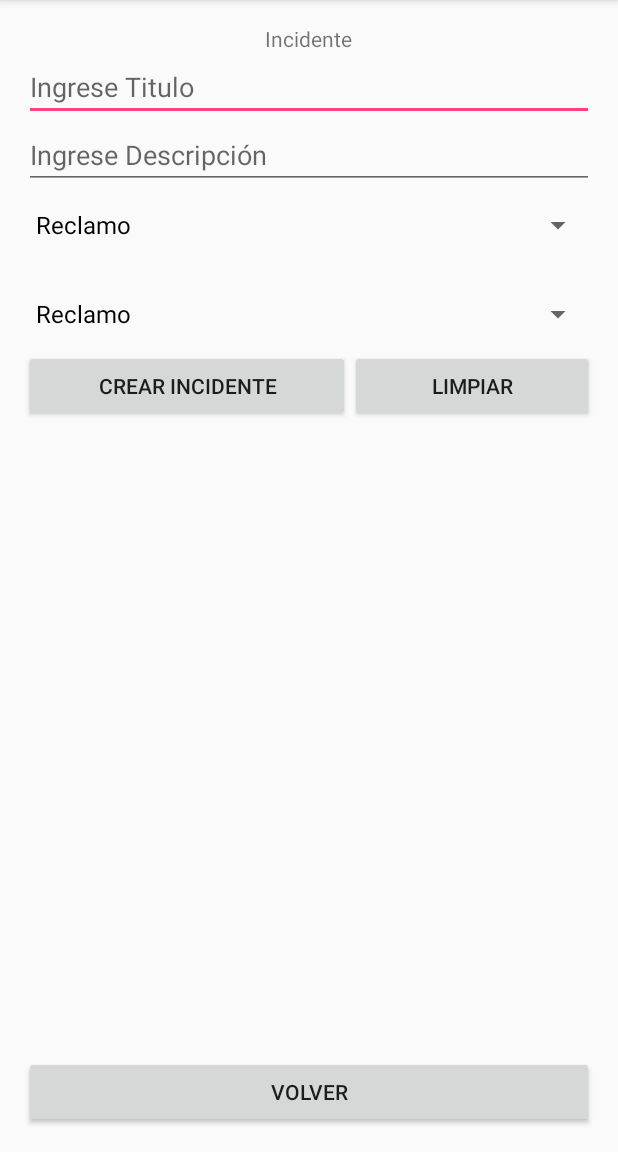
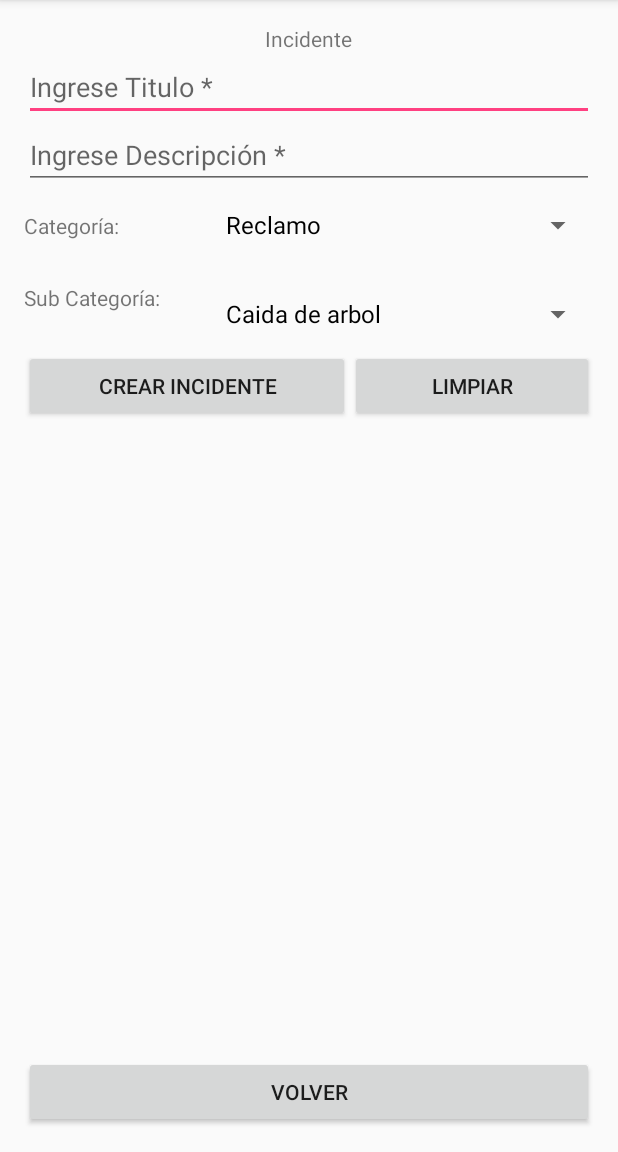
Before and after one commit to fedevara/PP2, an Android app: the CrearIncidenteActivity screen opened directly, with no data from a screen before it, on a phone screen of 412 x 824 dp, the part 84-1236 px from its top. Run offline under Robolectric (Android 15) with nearby library versions, the phone set to English and light mode, and no system bars; our stand-ins replace ButterKnife.

Commit message:
Categoria y subCategoria+ Validaciones

```diff
--- a/app/src/main/java/project/pack/activities/CrearIncidenteActivity.java
+++ b/app/src/main/java/project/pack/activities/CrearIncidenteActivity.java
@@ -65,17 +65,18 @@ public class CrearIncidenteActivity extends AppCompatActivity {
             public void onClick(View v) {
                 Intent mostrarIncidente = new Intent(CrearIncidenteActivity.this, VerIncidenteActivity.class);
                 Facade facade = Facade.getInstance();
-                int numero = (int) (Math.random() * 3) + 1;
-                List lista;
-                if (numero == 0) {
-                    lista = subCategorias.get("Robo");
-                } else if (numero == 1) {
-                    lista = subCategorias.get("Transito");
-                } else {
-                    lista = subCategorias.get("Reclamo");
+
+                if(validarCampos()){
+                    // Armo la Categoria con los ComboBoxs
+                    String nombreCategoria = spnCategorias.getSelectedItem().toString();
+                    String nombreSubCategoria = spnSubCategorias.getSelectedItem().toString();
+                    Categoria categoria = new Categoria(1, nombreCategoria,nombreSubCategoria,"1", "2");
+
+                    facade.crearIncidente(1, titulo.getText().toString(), descripcion.getText().toString(), Calendar.getInstance().getTime(), categoria, new Coordenada((Math.random() * 3) + 1,(Math.random() * 3) + 1));
+                    startActivity(mostrarIncidente);
+                }else{
+                    Toast.makeText(getApplicationContext(), "Falta completar campos obligatorios(*)", Toast.LENGTH_LONG).show();
                 }
-                facade.crearIncidente(1, titulo.getText().toString(), descripcion.getText().toString(), Calendar.getInstance().getTime(), (Categoria) lista.get(0), new Coordenada((Math.random() * 3) + 1,(Math.random() * 3) + 1));
-                startActivity(mostrarIncidente);
             }
         });
 
@@ -132,4 +133,19 @@ public class CrearIncidenteActivity extends AppCompatActivity {
         ArrayAdapter<Categoria> spinner_adapter = new ArrayAdapter(this, android.R.layout.simple_spinner_dropdown_item, subCategorias);
         spnSubCategorias.setAdapter(spinner_adapter);
     }
+
+    public boolean validarCampos(){
+        if(titulo.getText().toString()!= null && descripcion.getText().toString()!=null){
+            String tituloSinEspacios = titulo.getText().toString().trim();
+            String descripcionSinEspacios = descripcion.getText().toString().trim();
+
+            if(!tituloSinEspacios.equals("") && !descripcionSinEspacios.equals("")){
+                return true;
+            }else{
+                return false;
+            }
+        }else{
+            return false;
+        }
+    }
 }
--- a/app/src/main/java/project/pack/controller/ManejoProperties.java
+++ b/app/src/main/java/project/pack/controller/ManejoProperties.java
@@ -87,8 +87,8 @@ public class ManejoProperties {
                 Categoria aux = new Categoria(null, null, null);
                 String[] separatedAux = ((String) entry.getValue()).split("\\.");
                 aux.setId(index);
-                aux.setNombre("Transito");
-                aux.setSubCategoria(separatedAux[0]);
+                aux.setNombre(separatedAux[0]);
+                aux.setSubCategoria("Transito");
                 aux.setPropertyCode((String) entry.getKey());
                 aux.setRiesgo(separatedAux[1]);
                 transito.add(aux);
@@ -97,8 +97,8 @@ public class ManejoProperties {
                 Categoria aux = new Categoria(null, null, null);
                 String[] separatedAux = ((String) entry.getValue()).split("\\.");
                 aux.setId(index);
-                aux.setNombre("Robo");
-                aux.setSubCategoria(separatedAux[0]);
+                aux.setNombre(separatedAux[0]);
+                aux.setSubCategoria("Robo");
                 aux.setPropertyCode((String) entry.getKey());
                 aux.setRiesgo(separatedAux[1]);
                 robo.add(aux);
@@ -107,8 +107,8 @@ public class ManejoProperties {
                 Categoria aux = new Categoria(null, null, null);
                 String[] separatedAux = ((String) entry.getValue()).split("\\.");
                 aux.setId(index);
-                aux.setNombre("Reclamo");
-                aux.setSubCategoria(separatedAux[0]);
+                aux.setNombre(separatedAux[0]);
+                aux.setSubCategoria("Reclamo");
                 aux.setPropertyCode((String) entry.getKey());
                 aux.setRiesgo(separatedAux[1]);
                 reclamo.add(aux);
--- a/app/src/main/res/layout/activity_crear_incidente.xml
+++ b/app/src/main/res/layout/activity_crear_incidente.xml
@@ -20,14 +20,14 @@
     <EditText
         android:layout_width="match_parent"
         android:layout_height="wrap_content"
-        android:hint="Ingrese Titulo"
+        android:hint="Ingrese Titulo *"
         android:id="@+id/txtTitulo"
         android:layout_below="@+id/twTitulo"/>
 
     <EditText
         android:layout_width="match_parent"
         android:layout_height="wrap_content"
-        android:hint="Ingrese Descripción"
+        android:hint="Ingrese Descripción *"
         android:id="@+id/txtDescripcion"
         android:layout_below="@+id/txtTitulo"/>
 
@@ -35,8 +35,63 @@
         android:layout_width="match_parent"
         android:layout_height="wrap_content"
         android:orientation="horizontal"
-        android:layout_below="@+id/spnSubCategorias"
-        android:id="@+id/linearLayoutBotones">
+        android:id="@+id/linearLayoutCategoria"
+        android:layout_below="@+id/txtDescripcion">
+
+        <TextView
+            android:layout_width="match_parent"
+            android:layout_height="wrap_content"
+            android:text="Categoría:"
+            android:id="@+id/txtCategoria"
+            android:layout_weight="2"/>
+
+        <Spinner
+            android:layout_width="match_parent"
+            android:layout_height="wrap_content"
+            android:id="@+id/spnCategorias"
+            android:layout_alignParentStart="true"
+            android:layout_weight="1"/>
+    </LinearLayout>
+
+    <LinearLayout
+        android:layout_width="match_parent"
+        android:layout_height="wrap_content"
+        android:orientation="horizontal"
+        android:id="@+id/linearLayoutSubCategoria"
+        android:layout_below="@+id/linearLayoutCategoria">
+
+        <TextView
+            android:layout_width="match_parent"
+            android:layout_height="wrap_content"
+            android:text="Sub Categoría:"
+            android:id="@+id/txtSubCategoria"
+            android:layout_weight="2"/>
+
+        <Spinner
+            android:layout_width="match_parent"
+            android:layout_height="wrap_content"
+            android:layout_alignParentStart="true"
+            android:layout_marginTop="11dp"
+            android:id="@+id/spnSubCategorias"
+            android:layout_weight="1"/>
+
+    </LinearLayout>
+
+    <Button
+        android:text="Volver"
+        android:layout_width="wrap_content"
+        android:layout_height="wrap_content"
+        android:layout_alignParentBottom="true"
+        android:layout_alignParentStart="true"
+        android:id="@+id/btnVolver"
+        android:layout_alignParentEnd="true" />
+
+    <LinearLayout
+        android:layout_width="match_parent"
+        android:layout_height="wrap_content"
+        android:orientation="horizontal"
+        android:id="@+id/linearLayoutBotones"
+        android:layout_below="@id/linearLayoutSubCategoria">
 
         <Button
             android:layout_width="wrap_content"
@@ -54,28 +109,4 @@
 
     </LinearLayout>
 
-    <Button
-        android:text="Volver"
-        android:layout_width="wrap_content"
-        android:layout_height="wrap_content"
-        android:layout_alignParentBottom="true"
-        android:layout_alignParentStart="true"
-        android:id="@+id/btnVolver"
-        android:layout_alignParentEnd="true" />
-
-    <Spinner
-        android:layout_width="match_parent"
-        android:layout_height="wrap_content"
-        android:layout_below="@+id/spnCategorias"
-        android:layout_alignParentStart="true"
-        android:layout_marginTop="11dp"
-        android:id="@+id/spnSubCategorias" />
-
-    <Spinner
-        android:layout_width="match_parent"
-        android:layout_height="wrap_content"
-        android:id="@+id/spnCategorias"
-        android:layout_below="@+id/txtDescripcion"
-        android:layout_alignParentStart="true" />
-
 </RelativeLayout>
```
